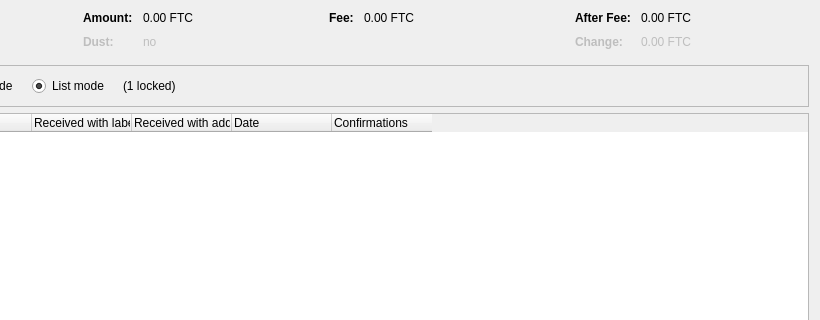
FeatherCoin/Feathercoin, file src/qt/forms/coincontroldialog.ui: the form before one commit; both pictures show x 180 to 1000 and y 0 to 320 of the 1000 by 500 pixel window.
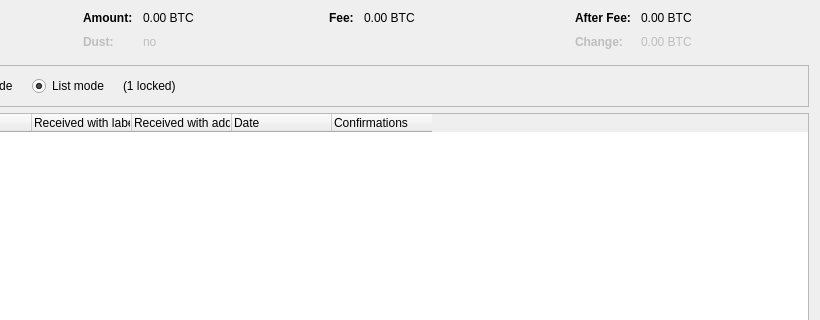
The form after the commit. Custom widgets are drawn as their Qt base class.

```diff
--- a/src/qt/forms/coincontroldialog.ui
+++ b/src/qt/forms/coincontroldialog.ui
@@ -132,7 +132,7 @@
           <enum>Qt::ActionsContextMenu</enum>
          </property>
          <property name="text">
-          <string notr="true">0.00 FTC</string>
+          <string notr="true">0.00 BTC</string>
          </property>
          <property name="textInteractionFlags">
           <set>Qt::LinksAccessibleByMouse|Qt::TextSelectableByKeyboard|Qt::TextSelectableByMouse</set>
@@ -212,7 +212,7 @@
           <enum>Qt::ActionsContextMenu</enum>
          </property>
          <property name="text">
-          <string notr="true">0.00 FTC</string>
+          <string notr="true">0.00 BTC</string>
          </property>
          <property name="textInteractionFlags">
           <set>Qt::LinksAccessibleByMouse|Qt::TextSelectableByKeyboard|Qt::TextSelectableByMouse</set>
@@ -257,7 +257,7 @@
           <enum>Qt::ActionsContextMenu</enum>
          </property>
          <property name="text">
-          <string notr="true">0.00 FTC</string>
+          <string notr="true">0.00 BTC</string>
          </property>
          <property name="textInteractionFlags">
           <set>Qt::LinksAccessibleByMouse|Qt::TextSelectableByKeyboard|Qt::TextSelectableByMouse</set>
@@ -292,7 +292,7 @@
           <enum>Qt::ActionsContextMenu</enum>
          </property>
          <property name="text">
-          <string notr="true">0.00 FTC</string>
+          <string notr="true">0.00 BTC</string>
          </property>
          <property name="textInteractionFlags">
           <set>Qt::LinksAccessibleByMouse|Qt::TextSelectableByKeyboard|Qt::TextSelectableByMouse</set>
```
